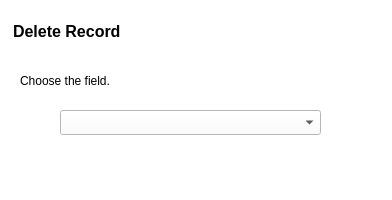
Above: deletefieldwindow.ui from carlosvelaquez/ProyectoEDII before the change. Below: the same form after it.
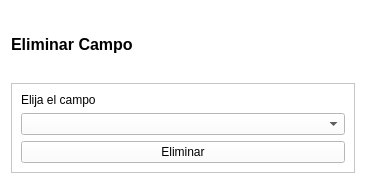
That is the form after the change.

The edit to the form file:
```diff
--- a/deletefieldwindow.ui
+++ b/deletefieldwindow.ui
@@ -6,8 +6,8 @@
    <rect>
     <x>0</x>
     <y>0</y>
-    <width>392</width>
-    <height>200</height>
+    <width>366</width>
+    <height>184</height>
    </rect>
   </property>
   <property name="windowTitle">
@@ -16,25 +16,9 @@
   <property name="styleSheet">
    <string notr="true">background-color: rgb(255, 255, 255);</string>
   </property>
-  <widget class="QComboBox" name="comboBox_deletefield">
-   <property name="geometry">
-    <rect>
-     <x>60</x>
-     <y>110</y>
-     <width>261</width>
-     <height>25</height>
-    </rect>
-   </property>
-  </widget>
+  <layout class="QVBoxLayout" name="verticalLayout_2">
+   <item>
   <widget class="QLabel" name="label">
-   <property name="geometry">
-    <rect>
-     <x>13</x>
-     <y>16</y>
-     <width>151</width>
-     <height>31</height>
-    </rect>
-   </property>
    <property name="font">
     <font>
      <pointsize>12</pointsize>
@@ -43,22 +27,40 @@
     </font>
    </property>
    <property name="text">
-    <string>Delete Record</string>
-   </property>
-  </widget>
+      <string>Eliminar Campo</string>
+     </property>
+    </widget>
+   </item>
+   <item>
+    <widget class="QFrame" name="frame">
+     <property name="frameShape">
+      <enum>QFrame::StyledPanel</enum>
+     </property>
+     <property name="frameShadow">
+      <enum>QFrame::Raised</enum>
+     </property>
+     <layout class="QVBoxLayout" name="verticalLayout">
+      <item>
   <widget class="QLabel" name="label_2">
-   <property name="geometry">
-    <rect>
-     <x>20</x>
-     <y>70</y>
-     <width>341</width>
-     <height>21</height>
-    </rect>
-   </property>
+        <property name="text">
+         <string>Elija el campo</string>
+        </property>
+       </widget>
+      </item>
+      <item>
+       <widget class="QComboBox" name="comboBox_deletefield"/>
+      </item>
+      <item>
+       <widget class="QPushButton" name="pushButton_delete">
    <property name="text">
-    <string>Choose the field.</string>
-   </property>
-  </widget>
+         <string>Eliminar</string>
+        </property>
+       </widget>
+      </item>
+     </layout>
+    </widget>
+   </item>
+  </layout>
  </widget>
  <resources/>
  <connections/>
```
Lines whose indentation alone changed are shown as unchanged.
